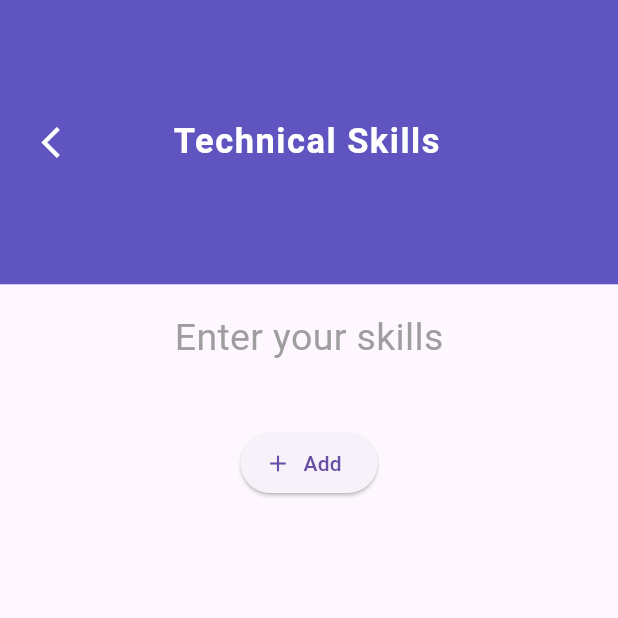
After one commit to SJaynesh/Resume-Builder-App, a Flutter app: the TechnicalSkillPage screen opened by its route, on a phone screen of 412 x 824 dp, the top half of it. The commit adds this screen. Run offline on Flutter 3.47's test engine with Material 3 defaults, Android fonts, the phone set to English and light mode, and no system bars; our stand-ins replace image_picker; network calls fail.

Commit message:
Technical Skill Page

```diff
--- a/lib/main.dart
+++ b/lib/main.dart
@@ -4,8 +4,10 @@ import 'package:resume_builder_app/utils/routes.dart';
 import 'package:resume_builder_app/view/screens/build_option_page.dart';
 import 'package:resume_builder_app/view/screens/buttons_page.dart';
 import 'package:resume_builder_app/view/screens/contact_info.dart';
+import 'package:resume_builder_app/view/screens/declartion_page.dart';
 import 'package:resume_builder_app/view/screens/personal_detail.dart';
 import 'package:resume_builder_app/view/screens/splash_screen.dart';
+import 'package:resume_builder_app/view/screens/technical_skill_page.dart';
 
 import 'view/screens/home_page.dart';
 
@@ -49,6 +51,8 @@ class ResumeApp extends StatelessWidget {
         Routes.build_page: (context) => const BuildOptionPage(),
         Routes.contactInfo: (context) => const ContactInfoPage(),
         Routes.personalDetail: (context) => const PersonalDetailPage(),
+        Routes.declaration: (context) => const DeclarationPage(),
+        Routes.skills: (context) => const TechnicalSkillPage(),
         Routes.buttonPage: (context) => const ButtonPage(),
       },
     );
--- a/lib/utils/contact_page/contact_page_values.dart
+++ b/lib/utils/contact_page/contact_page_values.dart
@@ -8,4 +8,6 @@ class ContactPageVal {
   static String? gender;
   static bool hindi = false;
   static bool english = false;
+  static bool declaration = false;
+  static List<String> technicalSkill = [];
 }
--- a/lib/utils/resume_atributes.dart
+++ b/lib/utils/resume_atributes.dart
@@ -29,7 +29,7 @@ List<Map<String, dynamic>> buildOptionList = [
   {
     'image': "${imagePath}Tech.png",
     'title': "Technical Skills",
-    'route': "contact_info",
+    'route': "skills",
   },
   {
     'image': "${imagePath}Hobby.png",
@@ -54,6 +54,6 @@ List<Map<String, dynamic>> buildOptionList = [
   {
     'image': "${imagePath}Declaration.png",
     'title': "Declaration",
-    'route': "contact_info",
+    'route': "declaration",
   },
 ];
--- a/lib/utils/routes.dart
+++ b/lib/utils/routes.dart
@@ -5,5 +5,7 @@ class Routes {
 
   static const String contactInfo = "contact_info";
   static const String personalDetail = "personal_detail";
+  static const String declaration = "declaration";
+  static const String skills = "skills";
   static const String buttonPage = "button_page";
 }
--- /dev/null
+++ b/lib/view/screens/technical_skill_page.dart
@@ -0,0 +1,89 @@
+import 'package:flutter/cupertino.dart';
+import 'package:flutter/material.dart';
+import 'package:resume_builder_app/utils/contact_page/contact_page_values.dart';
+
+class TechnicalSkillPage extends StatefulWidget {
+  const TechnicalSkillPage({super.key});
+
+  @override
+  State<TechnicalSkillPage> createState() => _TechnicalSkillPageState();
+}
+
+class _TechnicalSkillPageState extends State<TechnicalSkillPage> {
+  @override
+  Widget build(BuildContext context) {
+    TextScaler textScaler = MediaQuery.textScalerOf(context);
+    Size size = MediaQuery.sizeOf(context);
+    double h = size.height;
+    double w = size.width;
+    return Scaffold(
+      body: Column(
+        crossAxisAlignment: CrossAxisAlignment.start,
+        children: [
+          Container(
+            height: h * 0.23,
+            width: w,
+            padding: const EdgeInsets.all(16),
+            color: const Color(0xff6054C1),
+            child: Row(
+              children: [
+                IconButton(
+                  onPressed: () {
+                    Navigator.pop(context);
+                  },
+                  icon: Icon(
+                    Icons.arrow_back_ios,
+                    color: Colors.white,
+                    size: h * 0.03,
+                  ),
+                ),
+                const Spacer(),
+                Text(
+                  "Technical Skills",
+                  style: TextStyle(
+                    fontSize: textScaler.scale(23),
+                    color: Colors.white,
+                    fontWeight: FontWeight.bold,
+                    letterSpacing: 1,
+                  ),
+                ),
+                const Spacer(
+                  flex: 2,
+                ),
+              ],
+            ),
+          ),
+          Padding(
+            padding: const EdgeInsets.all(18),
+            child: Column(
+              crossAxisAlignment: CrossAxisAlignment.start,
+              children: [
+                Center(
+                  child: Text(
+                    "Enter your skills",
+                    style: TextStyle(
+                      color: Colors.grey,
+                      fontSize: textScaler.scale(25),
+                    ),
+                  ),
+                ),
+                SizedBox(
+                  height: h * 0.05,
+                ),
+                ...List.generate(
+                    ContactPageVal.technicalSkill.length, (index) => null),
+                Align(
+                  child: ElevatedButton.icon(
+                    onPressed: () {},
+                    icon: Icon(Icons.add),
+                    label: Text("Add"),
+                  ),
+                ),
+              ],
+            ),
+          )
+        ],
+      ),
+    );
+  }
+}
```
Also changed, not shown: lib/view/screens/declartion_page.dart (added, +190 -0 lines).
